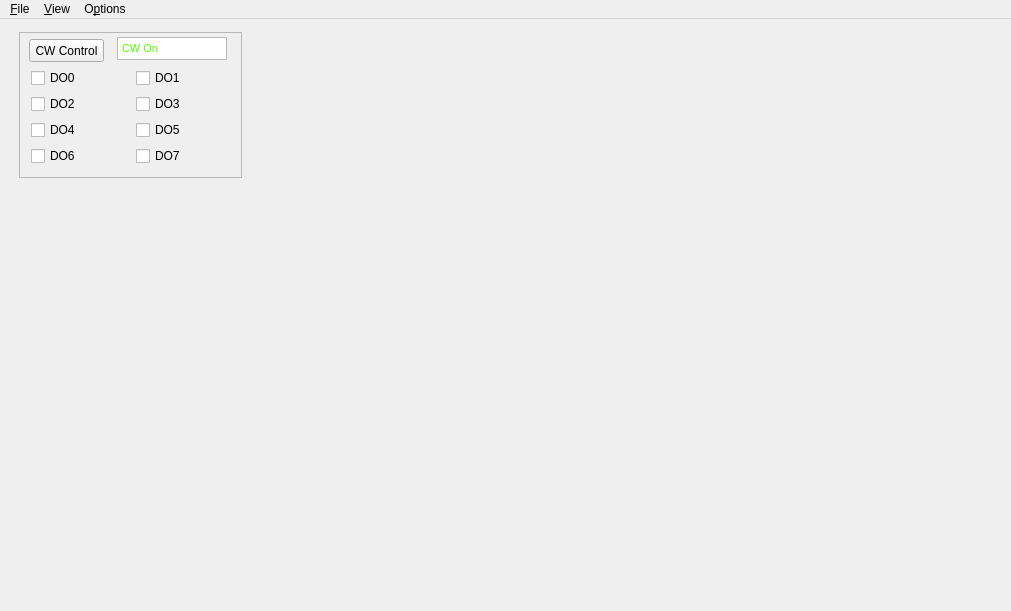
Above: gui/pulsed_sg/ui_pulsed_sg.ui from paulstevensonlab/qudi before the change. Below: the same form after it.
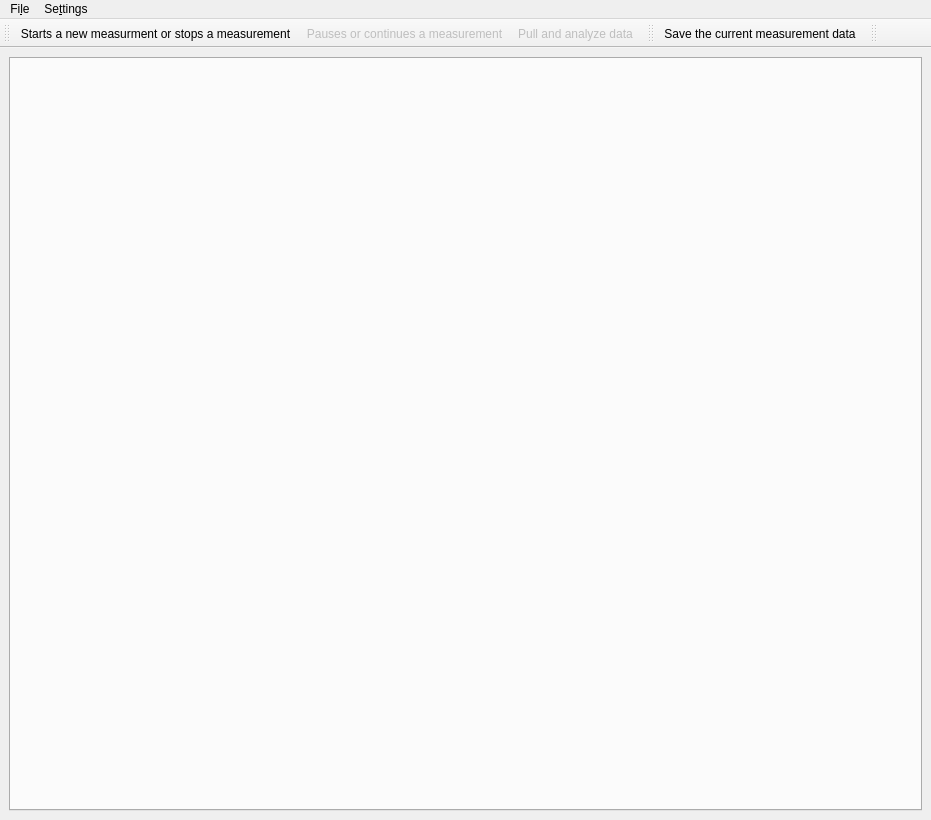
That is the form after the change. Icons and pictures are not drawn.

Patch:
```diff
--- a/gui/pulsed_sg/ui_pulsed_sg.ui
+++ b/gui/pulsed_sg/ui_pulsed_sg.ui
@@ -6,175 +6,115 @@
    <rect>
     <x>0</x>
     <y>0</y>
-    <width>1011</width>
-    <height>611</height>
+    <width>931</width>
+    <height>820</height>
    </rect>
   </property>
-  <property name="contextMenuPolicy">
-   <enum>Qt::DefaultContextMenu</enum>
+  <property name="minimumSize">
+   <size>
+    <width>40</width>
+    <height>0</height>
+   </size>
   </property>
   <property name="windowTitle">
-   <string>qudi: Pulsed Control</string>
+   <string>qudi: Pulsed Measurement</string>
+  </property>
+  <property name="layoutDirection">
+   <enum>Qt::LeftToRight</enum>
   </property>
   <widget class="QWidget" name="centralwidget">
-   <widget class="QFrame" name="frame">
-    <property name="geometry">
-     <rect>
-      <x>19</x>
-      <y>13</y>
-      <width>223</width>
-      <height>146</height>
-     </rect>
-    </property>
-    <property name="frameShape">
-     <enum>QFrame::StyledPanel</enum>
-    </property>
-    <property name="frameShadow">
-     <enum>QFrame::Raised</enum>
-    </property>
-    <widget class="QWidget" name="gridLayoutWidget">
-     <property name="geometry">
-      <rect>
-       <x>12</x>
-       <y>36</y>
-       <width>204</width>
-       <height>102</height>
-      </rect>
-     </property>
-     <layout class="QGridLayout" name="gridLayout_3">
-      <item row="1" column="0">
-       <widget class="QCheckBox" name="checkBox_DO2">
-        <property name="text">
-         <string>DO2</string>
-        </property>
-       </widget>
-      </item>
-      <item row="0" column="0">
-       <widget class="QCheckBox" name="checkBox_DO0">
-        <property name="text">
-         <string>DO0</string>
-        </property>
-       </widget>
-      </item>
-      <item row="2" column="1">
-       <widget class="QCheckBox" name="checkBox_DO5">
-        <property name="text">
-         <string>DO5</string>
-        </property>
-       </widget>
-      </item>
-      <item row="3" column="1">
-       <widget class="QCheckBox" name="checkBox_DO7">
-        <property name="text">
-         <string>DO7</string>
-        </property>
-       </widget>
-      </item>
-      <item row="1" column="1">
-       <widget class="QCheckBox" name="checkBox_DO3">
-        <property name="text">
-         <string>DO3</string>
-        </property>
-       </widget>
-      </item>
-      <item row="0" column="1">
-       <widget class="QCheckBox" name="checkBox_DO1">
-        <property name="text">
-         <string>DO1</string>
-        </property>
-       </widget>
-      </item>
-      <item row="2" column="0">
-       <widget class="QCheckBox" name="checkBox_DO4">
-        <property name="text">
-         <string>DO4</string>
-        </property>
-       </widget>
-      </item>
-      <item row="3" column="0">
-       <widget class="QCheckBox" name="checkBox_DO6">
-        <property name="text">
-         <string>DO6</string>
-        </property>
-       </widget>
-      </item>
-     </layout>
-    </widget>
-    <widget class="QPushButton" name="pushButton_CWon">
-     <property name="geometry">
-      <rect>
-       <x>10</x>
-       <y>7</y>
-       <width>75</width>
-       <height>23</height>
-      </rect>
-     </property>
-     <property name="text">
-      <string>CW Control</string>
-     </property>
-    </widget>
-    <widget class="QTextBrowser" name="textBrowser_CWstatus">
-     <property name="geometry">
-      <rect>
-       <x>98</x>
-       <y>5</y>
-       <width>110</width>
-       <height>23</height>
-      </rect>
-     </property>
-     <property name="html">
-      <string>&lt;!DOCTYPE HTML PUBLIC &quot;-//W3C//DTD HTML 4.0//EN&quot; &quot;http://www.w3.org/TR/REC-html40/strict.dtd&quot;&gt;
-&lt;html&gt;&lt;head&gt;&lt;meta name=&quot;qrichtext&quot; content=&quot;1&quot; /&gt;&lt;style type=&quot;text/css&quot;&gt;
-p, li { white-space: pre-wrap; }
-&lt;/style&gt;&lt;/head&gt;&lt;body style=&quot; font-family:'MS Shell Dlg 2'; font-size:8.25pt; font-weight:400; font-style:normal;&quot;&gt;
-&lt;p style=&quot; margin-top:0px; margin-bottom:0px; margin-left:0px; margin-right:0px; -qt-block-indent:0; text-indent:0px;&quot;&gt;&lt;span style=&quot; color:#55ff00;&quot;&gt;CW On&lt;/span&gt;&lt;/p&gt;&lt;/body&gt;&lt;/html&gt;</string>
-     </property>
-    </widget>
-   </widget>
+   <layout class="QGridLayout" name="gridLayout">
+    <item row="0" column="0">
+     <widget class="QTabWidget" name="tabWidget">
+      <property name="styleSheet">
+       <string notr="true">QTabWidget::tab:disabled { width: 0; height: 0; margin: 0; padding: 0; border: none; }</string>
+      </property>
+      <property name="currentIndex">
+       <number>-1</number>
+      </property>
+     </widget>
+    </item>
+   </layout>
   </widget>
   <widget class="QMenuBar" name="menubar">
    <property name="geometry">
     <rect>
      <x>0</x>
      <y>0</y>
-     <width>1011</width>
+     <width>931</width>
      <height>21</height>
     </rect>
    </property>
-   <widget class="QMenu" name="menu_File">
+   <widget class="QMenu" name="menuFile">
     <property name="title">
-     <string>&amp;File</string>
+     <string>Fi&amp;le</string>
     </property>
-    <addaction name="action_Save"/>
-    <addaction name="action_Close"/>
+    <addaction name="actionSave"/>
+    <addaction name="actionClose"/>
    </widget>
-   <widget class="QMenu" name="menu_Options">
+   <widget class="QMenu" name="menuSettings">
     <property name="title">
-     <string>O&amp;ptions</string>
+     <string>Se&amp;ttings</string>
     </property>
-    <addaction name="action_Settings"/>
+    <addaction name="action_Predefined_Methods_Config"/>
+    <addaction name="separator"/>
+    <addaction name="action_Settings_Analysis"/>
     <addaction name="action_FitSettings"/>
+    <addaction name="action_Settings_Generator"/>
    </widget>
-   <widget class="QMenu" name="menu_View">
-    <property name="title">
-     <string>&amp;View</string>
-    </property>
-    <addaction name="action_RestoreDefault"/>
-   </widget>
-   <addaction name="menu_File"/>
-   <addaction name="menu_View"/>
-   <addaction name="menu_Options"/>
+   <addaction name="menuFile"/>
+   <addaction name="menuSettings"/>
   </widget>
-  <action name="action_Settings">
+  <widget class="QToolBar" name="analysis_ToolBar">
+   <property name="windowTitle">
+    <string>Measurement Control Toolbar</string>
+   </property>
+   <property name="layoutDirection">
+    <enum>Qt::LeftToRight</enum>
+   </property>
+   <attribute name="toolBarArea">
+    <enum>TopToolBarArea</enum>
+   </attribute>
+   <attribute name="toolBarBreak">
+    <bool>false</bool>
+   </attribute>
+   <addaction name="action_run_stop"/>
+   <addaction name="action_continue_pause"/>
+   <addaction name="action_pull_data"/>
+  </widget>
+  <widget class="QToolBar" name="save_ToolBar">
+   <property name="windowTitle">
+    <string>Save Toolbar</string>
+   </property>
+   <attribute name="toolBarArea">
+    <enum>TopToolBarArea</enum>
+   </attribute>
+   <attribute name="toolBarBreak">
+    <bool>false</bool>
+   </attribute>
+   <addaction name="action_save"/>
+  </widget>
+  <widget class="QToolBar" name="control_ToolBar">
+   <property name="windowTitle">
+    <string>Pulser Control Toolbar</string>
+   </property>
+   <attribute name="toolBarArea">
+    <enum>TopToolBarArea</enum>
+   </attribute>
+   <attribute name="toolBarBreak">
+    <bool>false</bool>
+   </attribute>
+  </widget>
+  <action name="action_Settings_Analysis">
    <property name="icon">
     <iconset>
      <normaloff>../../artwork/icons/oxygen/22x22/configure.png</normaloff>../../artwork/icons/oxygen/22x22/configure.png</iconset>
    </property>
    <property name="text">
-    <string>&amp;Settings</string>
+    <string>Analysis Settings</string>
    </property>
   </action>
-  <action name="action_Save">
+  <action name="actionSave">
    <property name="icon">
     <iconset>
      <normaloff>../../artwork/icons/oxygen/22x22/document-save.png</normaloff>../../artwork/icons/oxygen/22x22/document-save.png</iconset>
@@ -182,18 +122,6 @@
    <property name="text">
     <string>&amp;Save</string>
    </property>
-   <property name="toolTip">
-    <string>Save odmr data</string>
-   </property>
-  </action>
-  <action name="action_Close">
-   <property name="icon">
-    <iconset>
-     <normaloff>../../artwork/icons/oxygen/22x22/application-exit.png</normaloff>../../artwork/icons/oxygen/22x22/application-exit.png</iconset>
-   </property>
-   <property name="text">
-    <string>&amp;Close</string>
-   </property>
   </action>
   <action name="action_run_stop">
    <property name="checkable">
@@ -202,13 +130,13 @@
    <property name="icon">
     <iconset>
      <normaloff>../../artwork/icons/qudiTheme/22x22/start-counter.png</normaloff>
-     <activeon>../../artwork/icons/qudiTheme/22x22/stop-counter.png</activeon>../../artwork/icons/qudiTheme/22x22/start-counter.png</iconset>
+     <normalon>../../artwork/icons/qudiTheme/22x22/stop-counter.png</normalon>../../artwork/icons/qudiTheme/22x22/start-counter.png</iconset>
    </property>
    <property name="text">
-    <string>run_stop</string>
+    <string>Starts a new measurment or stops a measurement</string>
    </property>
   </action>
-  <action name="action_resume_odmr">
+  <action name="action_continue_pause">
    <property name="checkable">
     <bool>true</bool>
    </property>
@@ -217,41 +145,73 @@
    </property>
    <property name="icon">
     <iconset>
-     <normaloff>../../artwork/icons/qudiTheme/22x22/restart-counter.png</normaloff>
-     <activeon>../../artwork/icons/qudiTheme/22x22/stop-counter.png</activeon>../../artwork/icons/qudiTheme/22x22/restart-counter.png</iconset>
+     <normaloff>../../artwork/icons/qudiTheme/22x22/restart-counter.png</normaloff>../../artwork/icons/qudiTheme/22x22/restart-counter.png</iconset>
    </property>
    <property name="text">
-    <string>resume_odmr</string>
+    <string>Pauses or continues a measurement</string>
    </property>
    <property name="toolTip">
-    <string>resume odmr measurement</string>
+    <string>action_continue_pause</string>
    </property>
   </action>
-  <action name="action_RestoreDefault">
+  <action name="action_save">
+   <property name="icon">
+    <iconset>
+     <normaloff>../../artwork/icons/oxygen/22x22/document-save.png</normaloff>../../artwork/icons/oxygen/22x22/document-save.png</iconset>
+   </property>
    <property name="text">
-    <string>Restore &amp;default</string>
+    <string>Save the current measurement data</string>
+   </property>
+  </action>
+  <action name="action_pull_data">
+   <property name="enabled">
+    <bool>false</bool>
+   </property>
+   <property name="icon">
+    <iconset>
+     <normaloff>../../artwork/icons/oxygen/22x22/view-refresh.png</normaloff>../../artwork/icons/oxygen/22x22/view-refresh.png</iconset>
+   </property>
+   <property name="text">
+    <string>Pull and analyze data</string>
+   </property>
+  </action>
+  <action name="actionClose">
+   <property name="icon">
+    <iconset>
+     <normaloff>../../artwork/icons/oxygen/22x22/application-exit.png</normaloff>../../artwork/icons/oxygen/22x22/application-exit.png</iconset>
+   </property>
+   <property name="text">
+    <string>&amp;Close</string>
+   </property>
+  </action>
+  <action name="action_Predefined_Methods_Config">
+   <property name="icon">
+    <iconset>
+     <normaloff>../../artwork/icons/oxygen/22x22/configure.png</normaloff>../../artwork/icons/oxygen/22x22/configure.png</iconset>
+   </property>
+   <property name="text">
+    <string>Predefined Methods</string>
    </property>
   </action>
   <action name="action_FitSettings">
-   <property name="text">
-    <string>Fit settings</string>
-   </property>
-  </action>
-  <action name="action_toggle_cw">
-   <property name="checkable">
-    <bool>true</bool>
-   </property>
    <property name="icon">
     <iconset>
-     <normaloff>../../artwork/icons/oxygen/22x22/media-playback-start.png</normaloff>
-     <normalon>../../artwork/icons/oxygen/22x22/media-playback-stop.png</normalon>
-     <activeon>../../artwork/icons/oxygen/22x22/media-playback-stop.png</activeon>../../artwork/icons/oxygen/22x22/media-playback-start.png</iconset>
+     <normaloff>../../artwork/icons/oxygen/22x22/configure.png</normaloff>../../artwork/icons/oxygen/22x22/configure.png</iconset>
    </property>
    <property name="text">
-    <string>toggle_cw</string>
+    <string>Fit Settings</string>
    </property>
    <property name="toolTip">
-    <string>toggle microwave CW output</string>
+    <string>Customize fitting routines for pulsed measurements</string>
+   </property>
+  </action>
+  <action name="action_Settings_Generator">
+   <property name="icon">
+    <iconset>
+     <normaloff>../../artwork/icons/oxygen/22x22/configure.png</normaloff>../../artwork/icons/oxygen/22x22/configure.png</iconset>
+   </property>
+   <property name="text">
+    <string>Pulse Generator Settings</string>
    </property>
   </action>
  </widget>
```
Left out of the diff: 9 changed lines with no effect on the pictures.
